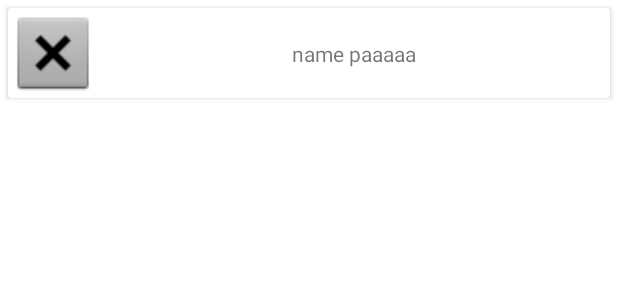
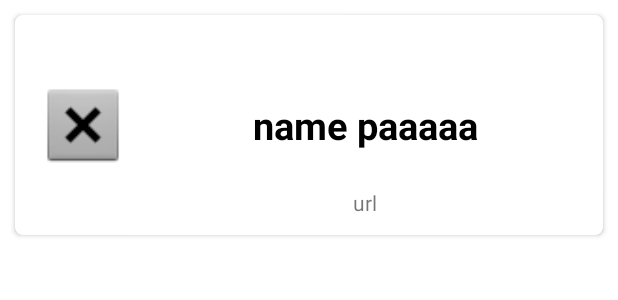
Before and after one commit to Serg8787/SearchEngineGitHub, an Android app: the layout developer_item.xml on its own in the app's theme, with its tools: preview values and no code run, on a phone screen of 412 x 824 dp. Shown: the top 300 px of the screen. Run offline under Robolectric (Android 15) with nearby library versions, the phone set to English and light mode, and no system bars.

```diff
--- a/app/src/main/java/com/example/searchenginegithub/RepoAdapter.kt
+++ b/app/src/main/java/com/example/searchenginegithub/RepoAdapter.kt
@@ -14,12 +14,14 @@ class RepoAdapter(val context:Context,val listRepoItem:ArrayList<RepoItem>):Recy
     }
 
     override fun onBindViewHolder(holder: ViewHolderRepo, position: Int) {
-        holder.name.text = listRepoItem[position].events_url
+        holder.name.text = listRepoItem[position].name
+//        holder.desctption.text = listRepoItem[position].description.toString()
     }
 
     override fun getItemCount(): Int = listRepoItem.size
 }
 class ViewHolderRepo(itemView: View) : RecyclerView.ViewHolder(itemView){
     val name = itemView.tvNameRepo
+    val desctption = itemView.tvDescriptionRepo
 
 }
--- a/app/src/main/res/layout/activity_main.xml
+++ b/app/src/main/res/layout/activity_main.xml
@@ -10,8 +10,9 @@
 
     <Button
         android:id="@+id/btSearch"
-        android:layout_width="wrap_content"
-        android:layout_height="wrap_content"
+        android:layout_width="0dp"
+        android:layout_height="60dp"
+        android:layout_margin="15dp"
         android:text="Найти"
         app:layout_constraintStart_toStartOf="parent"
         app:layout_constraintEnd_toEndOf="parent"
--- a/app/src/main/res/layout/developer_item.xml
+++ b/app/src/main/res/layout/developer_item.xml
@@ -4,7 +4,8 @@
     xmlns:tools="http://schemas.android.com/tools"
     android:layout_width="match_parent"
     android:layout_height="wrap_content"
-    android:layout_margin="5dp">
+    app:cardCornerRadius="5dp"
+    android:layout_margin="10dp">
     <androidx.constraintlayout.widget.ConstraintLayout
         android:id="@+id/constRoot"
         android:layout_width="match_parent"
@@ -15,22 +16,38 @@
         android:id="@+id/ivAvatarItem"
         android:layout_width="60dp"
         android:layout_height="60dp"
+        android:layout_margin="15dp"
         android:src="@android:drawable/btn_dialog"
         app:layout_constraintTop_toTopOf="parent"
         app:layout_constraintBottom_toBottomOf="parent"
         app:layout_constraintStart_toStartOf="parent"/>
 
         <TextView
-        android:id="@+id/tvLogin"
+            android:id="@+id/tvLoginItem"
             android:layout_width="0dp"
             android:layout_height="wrap_content"
             android:layout_margin="5dp"
+            android:gravity="center"
             android:text="name paaaaa"
+            android:textColor="@color/black"
+            android:textSize="25sp"
+            android:textStyle="bold"
+            app:layout_constraintBottom_toBottomOf="@+id/ivAvatarItem"
+            app:layout_constraintEnd_toEndOf="parent"
+            app:layout_constraintStart_toEndOf="@+id/ivAvatarItem"
+            app:layout_constraintTop_toTopOf="@+id/ivAvatarItem" />
+
+        <TextView
+            android:id="@+id/tvURLItem"
+            android:layout_width="0dp"
+            android:layout_height="wrap_content"
             android:gravity="center"
+            android:padding="2dp"
+            android:text="url"
+            android:layout_margin="10dp"
+            app:layout_constraintEnd_toEndOf="parent"
+            app:layout_constraintBottom_toBottomOf="parent"
             app:layout_constraintStart_toEndOf="@+id/ivAvatarItem"
-        app:layout_constraintBottom_toBottomOf="parent"
-        app:layout_constraintTop_toTopOf="parent"
-        app:layout_constraintEnd_toEndOf="parent"
-        />
+            app:layout_constraintTop_toBottomOf="@+id/ivAvatarItem" />
     </androidx.constraintlayout.widget.ConstraintLayout>
 </androidx.cardview.widget.CardView>
```
Also changed, not shown: app/src/main/java/com/example/searchenginegithub/DeveloperAdapter.kt (+6 -3 lines), app/src/main/java/com/example/searchenginegithub/InfoAboutDeveloperActivity.kt (+7 -3 lines), app/src/main/res/layout/activity_info_about_developer.xml (+37 -5 lines), app/src/main/res/layout/repo_item.xml (+12 -0 lines). Lines whose indentation alone changed are shown as unchanged.
